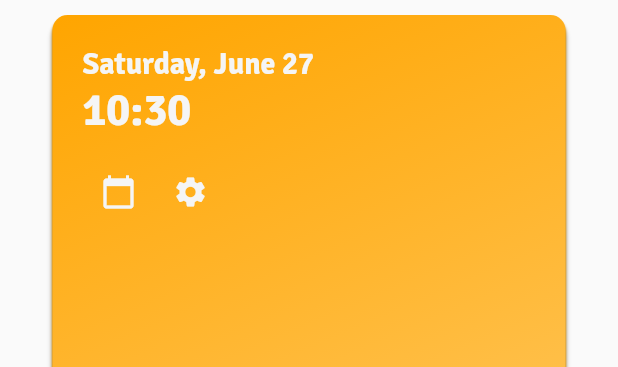
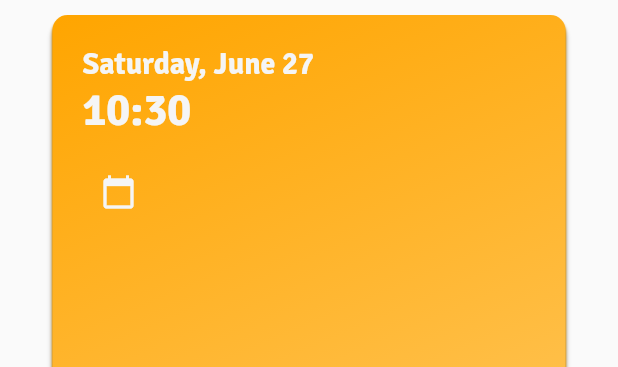
Before and after one commit to Andrewfang21/student-app, a Flutter app: the TitleCard widget shown alone on an empty page, opened directly, on a phone screen of 412 x 824 dp. Shown: the top 367 px of the screen. Run offline on Flutter 3.47's test engine with Material 2 defaults, Android fonts, the phone set to English and light mode, and no system bars; our stand-ins replace charts_flutter, cloud_firestore, firebase_auth, google_sign_in, percent_indicator, shared_preferences and 1 more; missing offline and left inert: timeline_list; accounts and stored records are empty.

Commit message:
Minor changes

```diff
--- a/lib/screens/home_screen.dart
+++ b/lib/screens/home_screen.dart
@@ -118,7 +118,7 @@ class _HomeScreenState extends State<HomeScreen> {
   FloatingActionButton customizedFloatingActionButton(String activePageName) {
     return FloatingActionButton(
       onPressed: () => Navigator.of(context).push(MaterialPageRoute(
-        builder: (_) => activePageName == "Balance"
+        builder: (_) => activePageName == "Transaction"
             ? TransactionCreateScreen()
             : TaskCreateScreen(),
       )),
--- a/lib/screens/task_home_screen.dart
+++ b/lib/screens/task_home_screen.dart
@@ -8,7 +8,6 @@ import "package:student_app/models/task.dart";
 import "package:student_app/screens/task_calendar_screen.dart";
 import "package:student_app/screens/task_detail_screen.dart";
 import "package:student_app/screens/task_list_screen.dart";
-import "package:student_app/screens/task_setting_screen.dart";
 import "package:student_app/services/task_service.dart";
 import "package:student_app/widgets/customized_app_bar.dart";
 import "package:student_app/providers/user_provider.dart";
@@ -380,17 +379,6 @@ class _TitleCardState extends State<TitleCard> {
                         MaterialPageRoute(builder: (_) => TaskCalendarScreen()),
                       ),
                     ),
-                    IconButton(
-                      padding: EdgeInsets.zero,
-                      alignment: Alignment.bottomCenter,
-                      icon: Icon(
-                        Icons.settings,
-                        color: Colors.grey[100],
-                      ),
-                      onPressed: () => Navigator.of(context).push(
-                        MaterialPageRoute(builder: (_) => TaskSettingScreen()),
-                      ),
-                    )
                   ],
                 ),
               ],
```
Also changed, not shown: lib/screens/task_setting_screen.dart (deleted, +0 -12 lines), lib/screens/transaction_timeline_screen.dart (+6 -6 lines), 3 other files.
